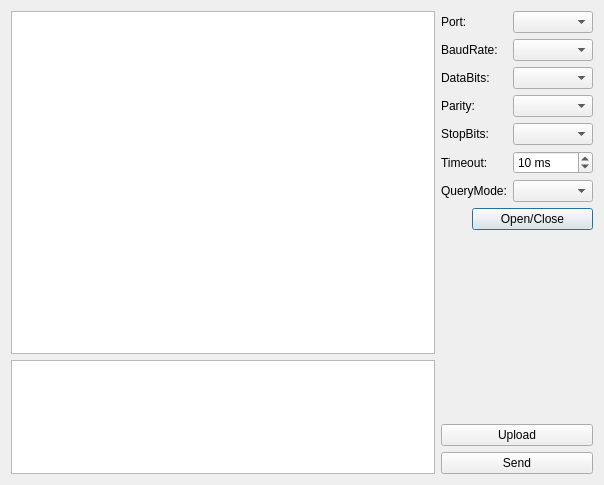
Above: src/apps/qupgrade/dialog.ui from LorenzMeier/qupgrade before the change. Below: the same form after it.
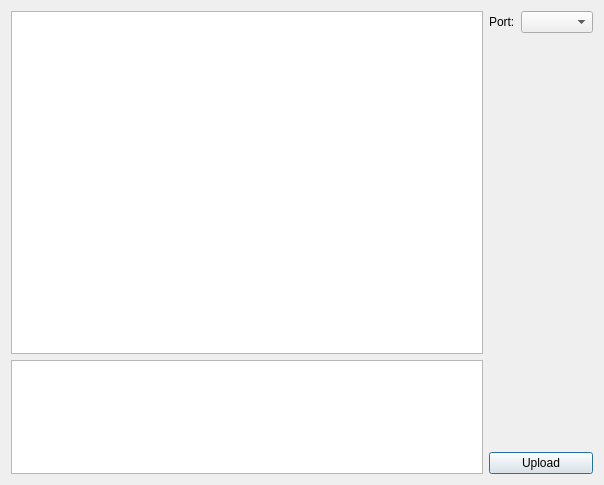
That is the form after the change. Custom widgets are drawn as their Qt base class.

Patch:
```diff
--- a/src/apps/qupgrade/dialog.ui
+++ b/src/apps/qupgrade/dialog.ui
@@ -32,6 +32,9 @@
     <layout class="QVBoxLayout" name="verticalLayout_2">
      <item>
       <layout class="QFormLayout" name="formLayout">
+       <property name="fieldGrowthPolicy">
+        <enum>QFormLayout::FieldsStayAtSizeHint</enum>
+       </property>
        <item row="0" column="0">
         <widget class="QLabel" name="label">
          <property name="text">
@@ -42,116 +45,10 @@
        <item row="0" column="1">
         <widget class="QComboBox" name="portBox"/>
        </item>
-       <item row="1" column="0">
-        <widget class="QLabel" name="label_2">
-         <property name="text">
-          <string>BaudRate:</string>
-         </property>
-        </widget>
-       </item>
-       <item row="1" column="1">
-        <widget class="QComboBox" name="baudRateBox"/>
-       </item>
-       <item row="2" column="0">
-        <widget class="QLabel" name="label_3">
-         <property name="text">
-          <string>DataBits:</string>
-         </property>
-        </widget>
-       </item>
-       <item row="2" column="1">
-        <widget class="QComboBox" name="dataBitsBox"/>
-       </item>
-       <item row="3" column="0">
-        <widget class="QLabel" name="label_4">
-         <property name="text">
-          <string>Parity:</string>
-         </property>
-        </widget>
-       </item>
-       <item row="3" column="1">
-        <widget class="QComboBox" name="parityBox"/>
-       </item>
-       <item row="4" column="0">
-        <widget class="QLabel" name="label_5">
-         <property name="text">
-          <string>StopBits:</string>
-         </property>
-        </widget>
-       </item>
-       <item row="4" column="1">
-        <widget class="QComboBox" name="stopBitsBox"/>
-       </item>
-       <item row="6" column="0">
-        <widget class="QLabel" name="label_6">
-         <property name="text">
-          <string>QueryMode:</string>
-         </property>
-        </widget>
-       </item>
-       <item row="6" column="1">
-        <widget class="QComboBox" name="queryModeBox"/>
-       </item>
-       <item row="5" column="0">
-        <widget class="QLabel" name="label_7">
-         <property name="text">
-          <string>Timeout:</string>
-         </property>
-        </widget>
-       </item>
-       <item row="5" column="1">
-        <widget class="QSpinBox" name="timeoutBox">
-         <property name="suffix">
-          <string> ms</string>
-         </property>
-         <property name="minimum">
-          <number>-1</number>
-         </property>
-         <property name="maximum">
-          <number>10000</number>
-         </property>
-         <property name="singleStep">
-          <number>10</number>
-         </property>
-         <property name="value">
-          <number>10</number>
-         </property>
-        </widget>
-       </item>
       </layout>
      </item>
      <item>
-      <layout class="QHBoxLayout" name="horizontalLayout">
-       <item>
-        <widget class="HLed" name="led" native="true">
-         <property name="sizePolicy">
-          <sizepolicy hsizetype="Fixed" vsizetype="Fixed">
-           <horstretch>0</horstretch>
-           <verstretch>0</verstretch>
-          </sizepolicy>
-         </property>
-         <property name="minimumSize">
-          <size>
-           <width>20</width>
-           <height>20</height>
-          </size>
-         </property>
-         <property name="maximumSize">
-          <size>
-           <width>25</width>
-           <height>25</height>
-          </size>
-         </property>
-        </widget>
-       </item>
-       <item>
-        <widget class="QPushButton" name="openCloseButton">
-         <property name="text">
-          <string>Open/Close</string>
-         </property>
-        </widget>
-       </item>
-      </layout>
+      <layout class="QHBoxLayout" name="horizontalLayout"/>
      </item>
      <item>
       <spacer name="verticalSpacer">
@@ -173,26 +70,11 @@
        </property>
       </widget>
      </item>
-     <item>
-      <widget class="QPushButton" name="sendButton">
-       <property name="text">
-        <string>Send</string>
-       </property>
-      </widget>
-     </item>
     </layout>
    </item>
   </layout>
  </widget>
  <layoutdefault spacing="6" margin="11"/>
- <customwidgets>
-  <customwidget>
-   <class>HLed</class>
-   <extends>QWidget</extends>
-   <header>hled.h</header>
-   <container>1</container>
-  </customwidget>
- </customwidgets>
  <resources/>
  <connections/>
 </ui>
```
